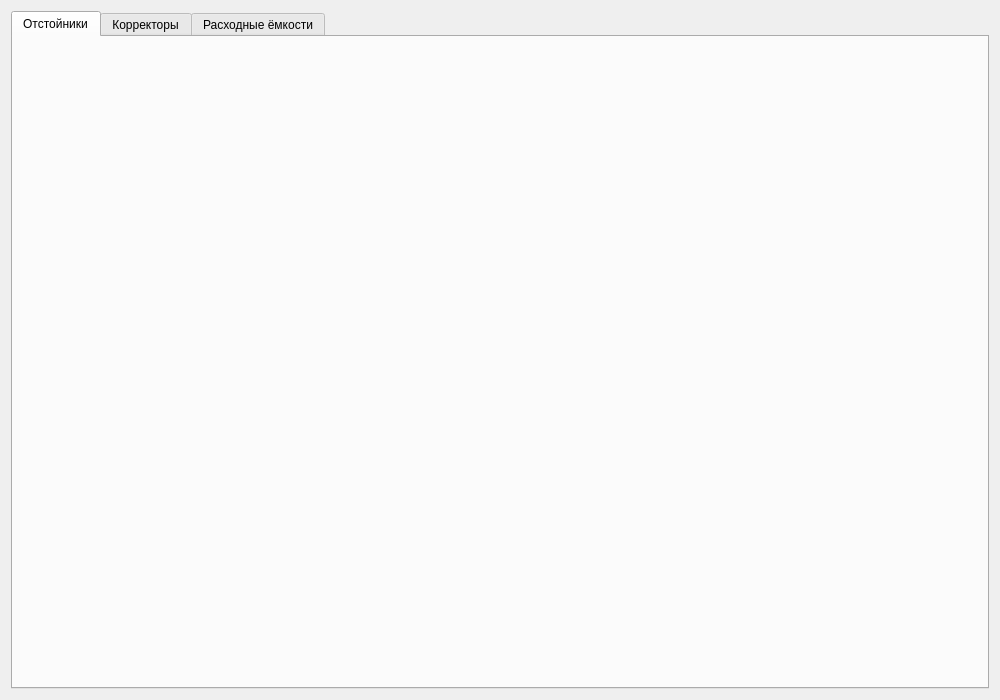
The window that mainwindow.ui (Sergeyego/el_glass) describes before a commit, drawn with Qt 5.
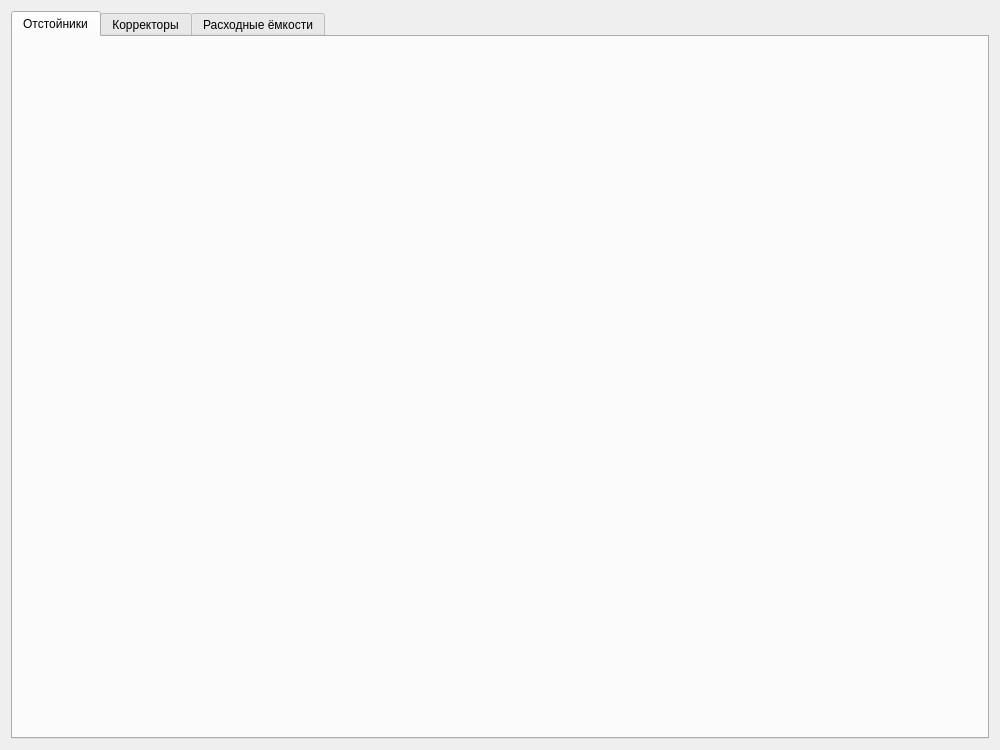
The same window after the commit.

Patch:
```diff
--- a/mainwindow.ui
+++ b/mainwindow.ui
@@ -7,7 +7,7 @@
     <x>0</x>
     <y>0</y>
     <width>1000</width>
-    <height>700</height>
+    <height>750</height>
    </rect>
   </property>
   <property name="windowTitle">
```
